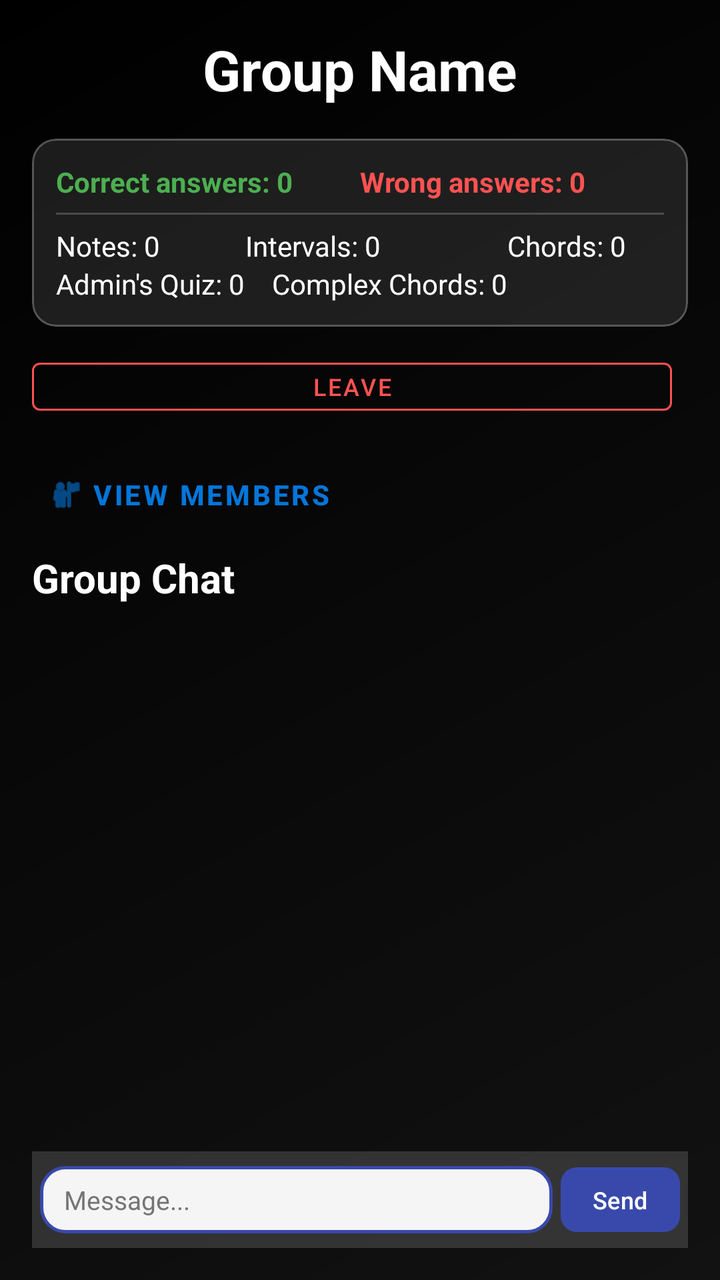
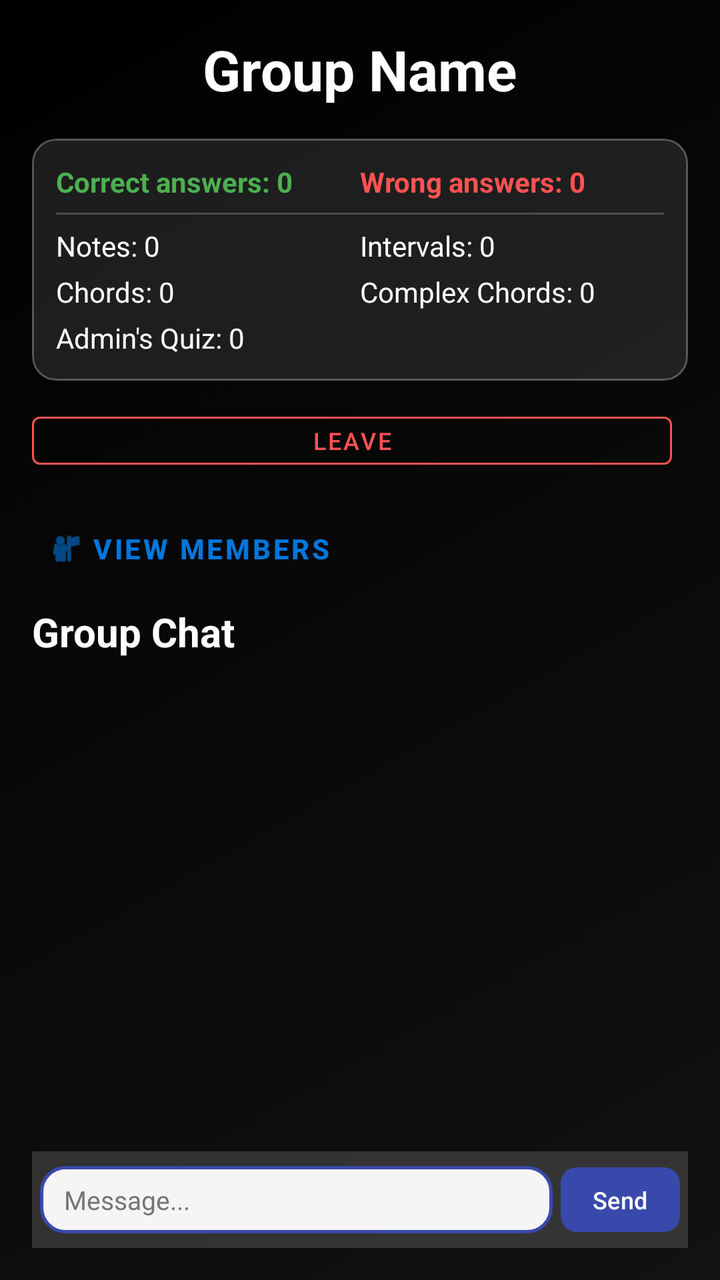

Screens rendered from an Android XML layout before and after an edit, with the pre-edit source and the edit as a unified diff.
<!-- AndroidManifest.xml: application theme Theme.GeffenFinalProject -->
<!-- res/layout/activity_group_page.xml -->
<?xml version="1.0" encoding="utf-8"?>
<androidx.constraintlayout.widget.ConstraintLayout xmlns:android="http://schemas.android.com/apk/res/android"
    xmlns:app="http://schemas.android.com/apk/res-auto"
    xmlns:tools="http://schemas.android.com/tools"
    android:id="@+id/main"
    android:layout_width="match_parent"
    android:layout_height="match_parent"
    android:background="@drawable/main_gradient"
    tools:context=".group_page">

    <LinearLayout
        android:layout_width="match_parent"
        android:layout_height="match_parent"
        android:orientation="vertical"
        android:padding="16dp">

        <RelativeLayout
            android:layout_width="match_parent"
            android:layout_height="wrap_content"
            android:layout_marginBottom="16dp">

            <TextView
                android:id="@+id/tvGroupName"
                android:layout_width="wrap_content"
                android:layout_height="wrap_content"
                android:layout_centerInParent="true"
                android:text="Group Name"
                android:textColor="@color/white"
                android:textSize="28sp"
                android:textStyle="bold" />

            <ImageButton
                android:id="@+id/btn_edit_group_name"
                android:layout_width="40dp"
                android:layout_height="40dp"
                android:layout_centerVertical="true"
                android:layout_marginStart="8dp"
                android:layout_toEndOf="@id/tvGroupName"
                android:background="?attr/selectableItemBackgroundBorderless"
                android:src="@android:drawable/ic_menu_edit"
                app:tint="@color/white"
                android:visibility="gone"
                tools:visibility="visible" />
        </RelativeLayout>

        <com.google.android.material.card.MaterialCardView
            android:layout_width="match_parent"
            android:layout_height="wrap_content"
            android:layout_marginBottom="12dp"
            app:cardBackgroundColor="#1AFFFFFF"
            app:cardCornerRadius="12dp"
            app:cardElevation="0dp"
            app:strokeColor="#40FFFFFF"
            app:strokeWidth="1dp">

            <LinearLayout
                android:layout_width="match_parent"
                android:layout_height="wrap_content"
                android:orientation="vertical"
                android:padding="12dp">

                <LinearLayout
                    android:layout_width="match_parent"
                    android:layout_height="wrap_content"
                    android:orientation="horizontal">

                    <TextView
                        android:id="@+id/tv_total_correct"
                        android:layout_width="0dp"
                        android:layout_height="wrap_content"
                        android:layout_weight="1"
                        android:text="Correct answers: 0"
                        android:textColor="#4CAF50"
                        android:textSize="14sp"
                        android:textStyle="bold" />

                    <TextView
                        android:id="@+id/tv_total_wrong"
                        android:layout_width="0dp"
                        android:layout_height="wrap_content"
                        android:layout_weight="1"
                        android:text="Wrong answers: 0"
                        android:textColor="#FF5252"
                        android:textSize="14sp"
                        android:textStyle="bold" />
                </LinearLayout>

                <View
                    android:layout_width="match_parent"
                    android:layout_height="1dp"
                    android:layout_marginVertical="6dp"
                    android:background="#33FFFFFF" />

                <GridLayout
                    android:layout_width="match_parent"
                    android:layout_height="wrap_content"
                    android:columnCount="3">

                    <TextView
                        android:id="@+id/tv_total_notes"
                        android:layout_width="wrap_content"
                        android:layout_height="wrap_content"
                        android:text="Notes: 0"
                        android:textColor="@color/white"
                        android:textSize="14sp"
                        android:layout_marginEnd="8dp"/>

                    <TextView
                        android:id="@+id/tv_total_intervals"
                        android:layout_width="wrap_content"
                        android:layout_height="wrap_content"
                        android:text="Intervals: 0"
                        android:textColor="@color/white"
                        android:textSize="14sp"
                        android:layout_marginEnd="8dp"/>

                    <TextView
                        android:id="@+id/tv_total_chords"
                        android:layout_width="wrap_content"
                        android:layout_height="wrap_content"
                        android:text="Chords: 0"
                        android:textColor="@color/white"
                        android:textSize="14sp" />

                    <TextView
                        android:id="@+id/tv_total_quiz"
                        android:layout_width="wrap_content"
                        android:layout_height="wrap_content"
                        android:text="Admin's Quiz: 0"
                        android:textColor="@color/white"
                        android:textSize="14sp" />

                    <TextView
                        android:id="@+id/tv_total_complex_chords"
                        android:layout_width="wrap_content"
                        android:layout_height="wrap_content"
                        android:text="    Complex Chords: 0"
                        android:textColor="@color/white"
                        android:textSize="14sp" />
                </GridLayout>
            </LinearLayout>
        </com.google.android.material.card.MaterialCardView>

        <LinearLayout
            android:layout_width="match_parent"
            android:layout_height="wrap_content"
            android:layout_marginBottom="12dp"
            android:orientation="horizontal">

            <com.google.android.material.button.MaterialButton
                android:id="@+id/btn_leave_group"
                style="@style/Widget.MaterialComponents.Button.OutlinedButton"
                android:layout_width="0dp"
                android:layout_height="36dp"
                android:layout_marginEnd="8dp"
                android:layout_weight="1"
                android:padding="0dp"
                android:text="Leave"
                android:textColor="#FF5252"
                android:textSize="12sp"
                app:strokeColor="#FF5252" />

            <com.google.android.material.button.MaterialButton
                android:id="@+id/btn_delete_group"
                android:layout_width="0dp"
                android:layout_height="36dp"
                android:layout_weight="1"
                android:backgroundTint="#FF5252"
                android:padding="0dp"
                android:text="Delete"
                android:textColor="@color/white"
                android:textSize="12sp"
                android:visibility="gone" />
        </LinearLayout>

        <com.google.android.material.button.MaterialButton
            android:id="@+id/btn_show_members"
            style="@style/Widget.MaterialComponents.Button.TextButton"
            android:layout_width="wrap_content"
            android:layout_height="wrap_content"
            android:layout_marginBottom="4dp"
            android:text="View Members"
            android:textColor="@color/secondary"
            android:textSize="14sp"
            android:textStyle="bold"
            app:icon="@android:drawable/ic_menu_myplaces"
            app:iconTint="@color/secondary" />

        <TextView
            android:layout_width="match_parent"
            android:layout_height="wrap_content"
            android:layout_marginBottom="4dp"
            android:text="Group Chat"
            android:textColor="@color/white"
            android:textSize="20sp"
            android:textStyle="bold" />

        <androidx.recyclerview.widget.RecyclerView
            android:id="@+id/rv_chat"
            android:layout_width="match_parent"
            android:layout_height="0dp"
            android:layout_weight="1"
            android:layout_marginBottom="4dp"
            android:clipToPadding="false"
            android:paddingBottom="4dp" />

        <LinearLayout
            android:layout_width="match_parent"
            android:layout_height="wrap_content"
            android:gravity="center_vertical"
            android:orientation="horizontal"
            android:background="#26FFFFFF"
            android:padding="4dp">

            <EditText
                android:id="@+id/et_chat_message"
                android:layout_width="0dp"
                android:layout_height="wrap_content"
                android:layout_weight="1"
                android:background="@drawable/edit_text_background"
                android:hint="Message..."
                android:paddingHorizontal="12dp"
                android:paddingVertical="8dp"
                android:textColor="@color/black"
                android:textColorHint="#757575"
                android:textSize="13sp" />

            <com.google.android.material.button.MaterialButton
                android:id="@+id/btn_send_message"
                android:layout_width="wrap_content"
                android:layout_height="wrap_content"
                android:layout_marginStart="4dp"
                android:minHeight="0dp"
                android:minWidth="0dp"
                android:paddingHorizontal="16dp"
                android:paddingVertical="8dp"
                android:text="Send"
                android:textColor="@color/white"
                android:textSize="12sp"
                app:backgroundTint="@color/primary"
                app:cornerRadius="8dp" />
        </LinearLayout>

    </LinearLayout>

</androidx.constraintlayout.widget.ConstraintLayout>
<!-- resources referenced by this layout -->
<resources>
  <color name="black">#FF000000</color>
  <color name="primary">#3949AB</color>
  <color name="secondary">#0376DA</color>
  <color name="white">#FFFFFFFF</color>
  <!-- drawable edit_text_background (drawable) -->
  <?xml version="1.0" encoding="utf-8"?>
  <shape xmlns:android="http://schemas.android.com/apk/res/android"
      android:shape="rectangle">
      <solid android:color="#F5F5F5" />
      <stroke
          android:width="1.5dp"
          android:color="@color/primary" />
      <corners android:radius="12dp" />
      <padding
          android:bottom="12dp"
          android:left="16dp"
          android:right="16dp"
          android:top="12dp" />
  </shape>
  <!-- drawable main_gradient (drawable) -->
  <?xml version="1.0" encoding="utf-8"?>
  <shape xmlns:android="http://schemas.android.com/apk/res/android"
      android:shape="rectangle">
      <gradient
          android:angle="135"
          android:endColor="@color/bg_end"
          android:startColor="@color/bg_start"
          android:type="linear" />
  </shape>
  <style name="Theme.GeffenFinalProject" parent="Base.Theme.GeffenFinalProject" />
  <color name="bg_end">#000000</color>
  <color name="bg_start">#121212</color>
  <style name="Base.Theme.GeffenFinalProject" parent="Theme.Material3.DayNight.NoActionBar">
          
          
      </style>
</resources>

<!-- the commit's change to res/layout/activity_group_page.xml (unified diff, before → after) -->
@@ -91,53 +91,73 @@
                     android:layout_marginVertical="6dp"
                     android:background="#33FFFFFF" />
 
-                <GridLayout
+                <LinearLayout
                     android:layout_width="match_parent"
                     android:layout_height="wrap_content"
-                    android:columnCount="3">
-
-                    <TextView
-                        android:id="@+id/tv_total_notes"
-                        android:layout_width="wrap_content"
-                        android:layout_height="wrap_content"
-                        android:text="Notes: 0"
-                        android:textColor="@color/white"
-                        android:textSize="14sp"
-                        android:layout_marginEnd="8dp"/>
-
-                    <TextView
-                        android:id="@+id/tv_total_intervals"
-                        android:layout_width="wrap_content"
-                        android:layout_height="wrap_content"
-                        android:text="Intervals: 0"
-                        android:textColor="@color/white"
-                        android:textSize="14sp"
-                        android:layout_marginEnd="8dp"/>
-
-                    <TextView
-                        android:id="@+id/tv_total_chords"
-                        android:layout_width="wrap_content"
-                        android:layout_height="wrap_content"
-                        android:text="Chords: 0"
-                        android:textColor="@color/white"
-                        android:textSize="14sp" />
-
+                    android:orientation="vertical">
+
+                    
+                    <LinearLayout
+                        android:layout_width="match_parent"
+                        android:layout_height="wrap_content"
+                        android:orientation="horizontal"
+                        android:layout_marginBottom="4dp">
+
+                        <TextView
+                            android:id="@+id/tv_total_notes"
+                            android:layout_width="0dp"
+                            android:layout_height="wrap_content"
+                            android:layout_weight="1"
+                            android:text="Notes: 0"
+                            android:textColor="@color/white"
+                            android:textSize="14sp" />
+
+                        <TextView
+                            android:id="@+id/tv_total_intervals"
+                            android:layout_width="0dp"
+                            android:layout_height="wrap_content"
+                            android:layout_weight="1"
+                            android:text="Intervals: 0"
+                            android:textColor="@color/white"
+                            android:textSize="14sp" />
+                    </LinearLayout>
+
+                    
+                    <LinearLayout
+                        android:layout_width="match_parent"
+                        android:layout_height="wrap_content"
+                        android:orientation="horizontal"
+                        android:layout_marginBottom="4dp">
+
+                        <TextView
+                            android:id="@+id/tv_total_chords"
+                            android:layout_width="0dp"
+                            android:layout_height="wrap_content"
+                            android:layout_weight="1"
+                            android:text="Chords: 0"
+                            android:textColor="@color/white"
+                            android:textSize="14sp" />
+
+                        <TextView
+                            android:id="@+id/tv_total_complex_chords"
+                            android:layout_width="0dp"
+                            android:layout_height="wrap_content"
+                            android:layout_weight="1"
+                            android:text="Complex Chords: 0"
+                            android:textColor="@color/white"
+                            android:textSize="14sp" />
+                    </LinearLayout>
+
+                    
                     <TextView
                         android:id="@+id/tv_total_quiz"
-                        android:layout_width="wrap_content"
+                        android:layout_width="match_parent"
                         android:layout_height="wrap_content"
                         android:text="Admin's Quiz: 0"
                         android:textColor="@color/white"
                         android:textSize="14sp" />
 
-                    <TextView
-                        android:id="@+id/tv_total_complex_chords"
-                        android:layout_width="wrap_content"
-                        android:layout_height="wrap_content"
-                        android:text="    Complex Chords: 0"
-                        android:textColor="@color/white"
-                        android:textSize="14sp" />
-                </GridLayout>
+                </LinearLayout>
             </LinearLayout>
         </com.google.android.material.card.MaterialCardView>
 
